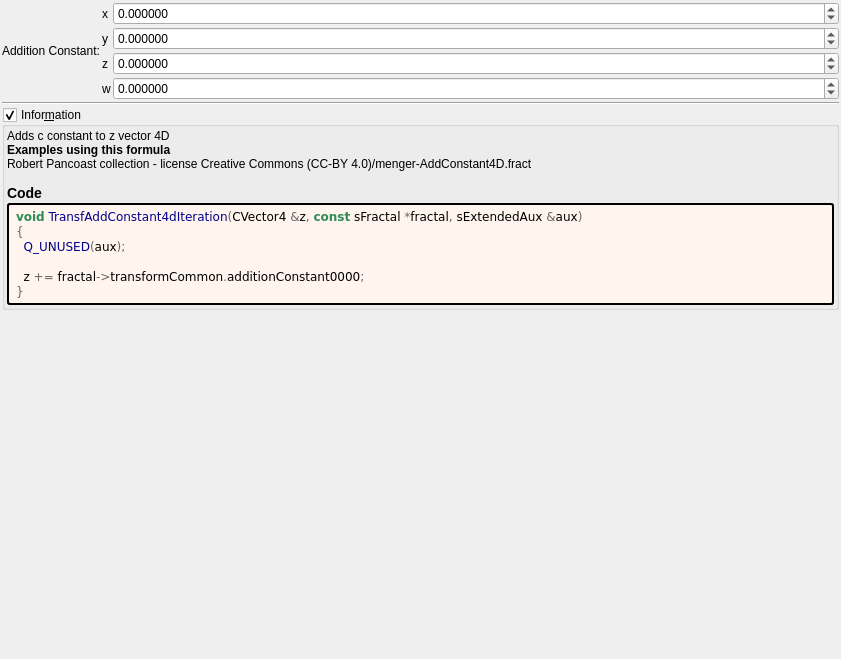
Before: the Qt Designer form mandelbulber2/formula/ui/fractal_transf_add_constant4d.ui in buddhi1980/mandelbulber2, drawn with Qt 5.
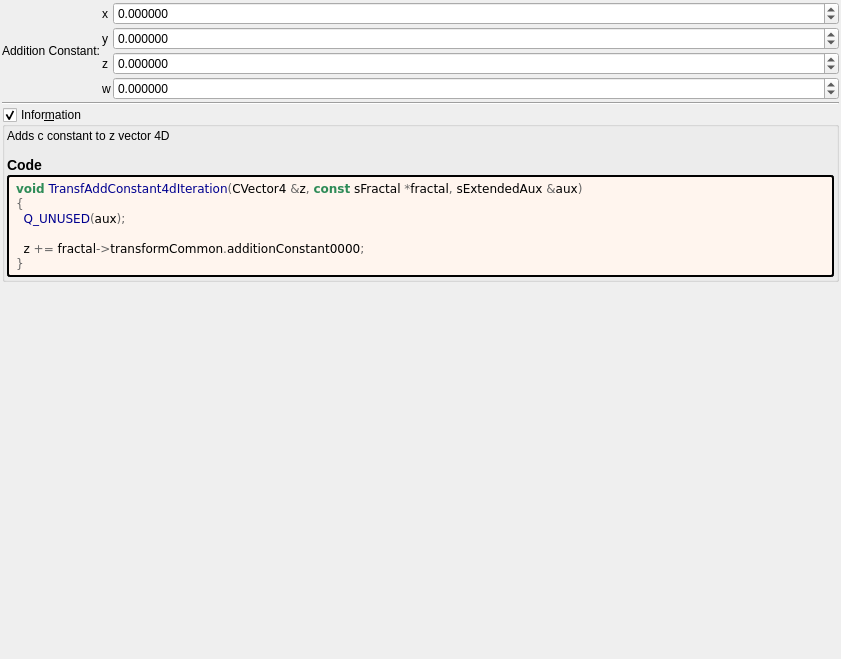
After: the same form once the commit is applied. Custom widgets are drawn as their Qt base class.

Commit message: Renamed all Fabs... formulas to Abs... Run poplulate... scripts

Patch:
```diff
--- a/mandelbulber2/formula/ui/fractal_transf_add_constant4d.ui
+++ b/mandelbulber2/formula/ui/fractal_transf_add_constant4d.ui
@@ -225,7 +225,7 @@
         <property name="text">
          <string notr="true">&lt;p&gt;Adds c constant to z vector 4D&lt;/p&gt;&lt;table&gt;
 &lt;/table&gt;
-&lt;br&gt;&lt;b&gt;Examples using this formula&lt;/b&gt;&lt;br&gt;Robert Pancoast collection - license Creative Commons (CC-BY 4.0)/menger-AddConstant4D.fract&lt;h3&gt;Code&lt;/h3&gt;</string>
+&lt;h3&gt;Code&lt;/h3&gt;</string>
         </property>
         <property name="wordWrap">
          <bool>true</bool>
```
Left out of the diff: 2 changed lines with no effect on the pictures. The commit also changes 102 other files.
